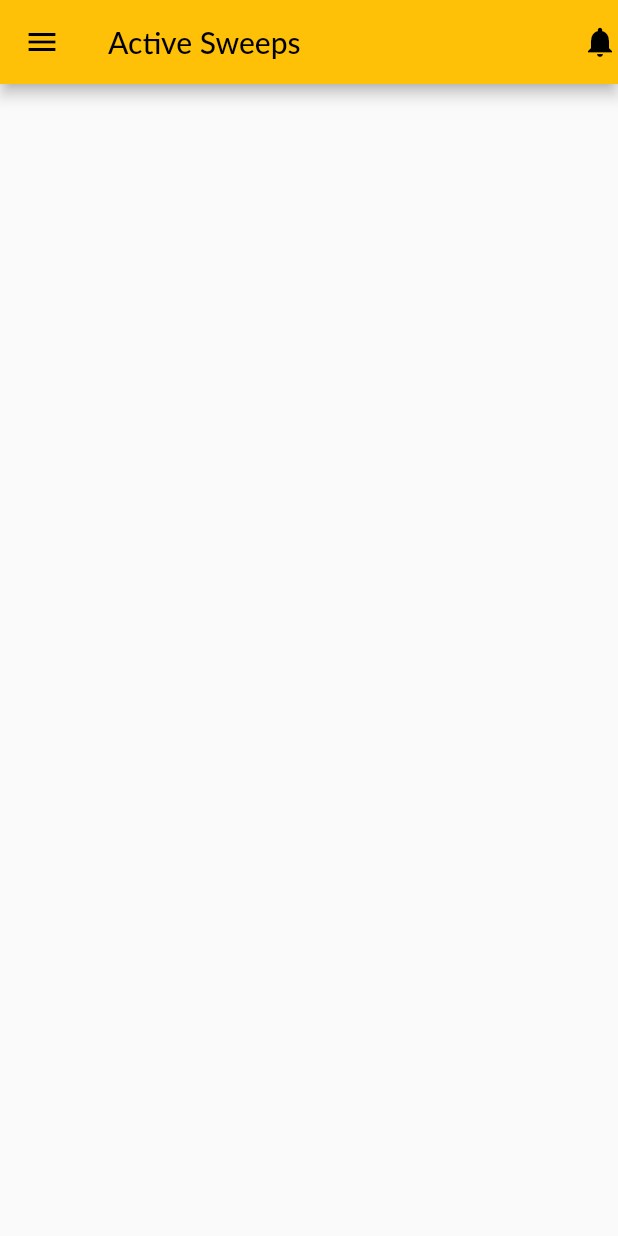
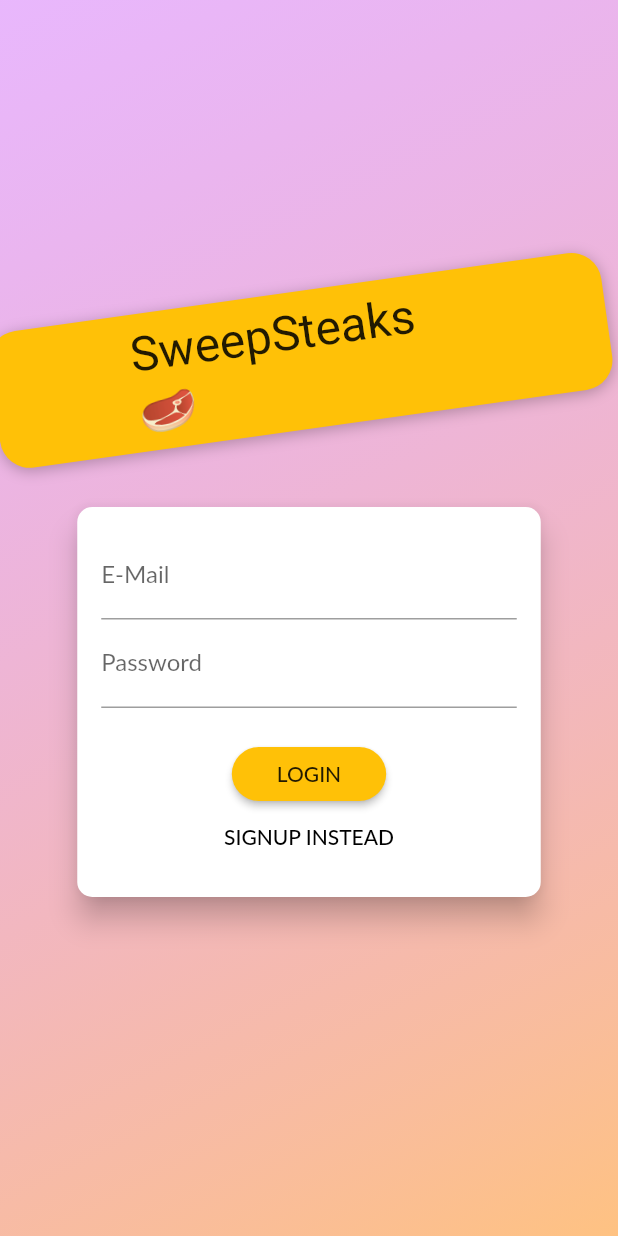
Before and after one commit to tullahnazari/SweepstakesApp, a Flutter app: the screen it shows after launch, on a phone screen of 412 x 824 dp. Run offline on Flutter 3.47's test engine with Material 2 defaults, Android fonts, the phone set to English and light mode, and no system bars; our stand-ins replace animated_text_kit, flushbar; missing offline and left inert: ads, clippy_flutter, firebase_admob; accounts and stored records are empty; Roboto replaces fonts that are missing (Anton, Lato).

Commit message:
Setting up auth screen with UI styles

```diff
--- a/lib/main.dart
+++ b/lib/main.dart
@@ -4,6 +4,7 @@ import 'package:sweepstakes/models/result.dart';
 import 'package:sweepstakes/providers/results.dart';
 import 'package:sweepstakes/providers/sweepstakes.dart';
 import 'package:sweepstakes/screens/adding_sweepstakes.dart';
+import 'package:sweepstakes/screens/auth-screen.dart';
 import 'package:sweepstakes/screens/results_screen.dart';
 import 'package:sweepstakes/screens/sweepstake_management.dart';
 import 'package:sweepstakes/screens/sweepstakes_detail.dart';
@@ -35,8 +36,7 @@ class MyApp extends StatelessWidget {
           accentColor: Colors.white,
           fontFamily: 'Lato',
         ),
-        home: //AdPage(),
-            SweepstakesOverview(),
+        home: AuthScreen(),
         routes: {
           SweepstakesDetail.routeName: (ctx) => SweepstakesDetail(),
           ResultScreen.routeName: (ctx) => ResultScreen(),
--- /dev/null
+++ b/lib/screens/auth-screen.dart
@@ -0,0 +1,224 @@
+import 'dart:math';
+
+import 'package:flutter/material.dart';
+
+enum AuthMode { Signup, Login }
+
+class AuthScreen extends StatelessWidget {
+  static const routeName = '/auth';
+
+  @override
+  Widget build(BuildContext context) {
+    final deviceSize = MediaQuery.of(context).size;
+    // final transformConfig = Matrix4.rotationZ(-8 * pi / 180);
+    // transformConfig.translate(-10.0);
+    return Scaffold(
+      // resizeToAvoidBottomInset: false,
+      body: Stack(
+        children: <Widget>[
+          Container(
+            decoration: BoxDecoration(
+              gradient: LinearGradient(
+                colors: [
+                  Color.fromRGBO(215, 117, 255, 1).withOpacity(0.5),
+                  Color.fromRGBO(255, 188, 117, 1).withOpacity(0.9),
+                ],
+                begin: Alignment.topLeft,
+                end: Alignment.bottomRight,
+                stops: [0, 1],
+              ),
+            ),
+          ),
+          SingleChildScrollView(
+            child: Container(
+              height: deviceSize.height,
+              width: deviceSize.width,
+              child: Column(
+                mainAxisAlignment: MainAxisAlignment.center,
+                crossAxisAlignment: CrossAxisAlignment.center,
+                children: <Widget>[
+                  Flexible(
+                    child: Container(
+                      margin: EdgeInsets.only(bottom: 20.0),
+                      padding:
+                          EdgeInsets.symmetric(vertical: 8.0, horizontal: 94.0),
+                      transform: Matrix4.rotationZ(-8 * pi / 180)
+                        ..translate(-10.0),
+                      // ..translate(-10.0),
+                      decoration: BoxDecoration(
+                        borderRadius: BorderRadius.circular(20),
+                        color: Theme.of(context).primaryColor,
+                        boxShadow: [
+                          BoxShadow(
+                            blurRadius: 8,
+                            color: Colors.black26,
+                            offset: Offset(0, 2),
+                          )
+                        ],
+                      ),
+                      child: Text(
+                        'SweepSteaks 🥩',
+                        style: TextStyle(
+                          color: Theme.of(context).accentTextTheme.title.color,
+                          fontSize: 32,
+                          fontFamily: 'Anton',
+                          fontWeight: FontWeight.normal,
+                        ),
+                      ),
+                    ),
+                  ),
+                  Flexible(
+                    flex: deviceSize.width > 600 ? 2 : 1,
+                    child: AuthCard(),
+                  ),
+                ],
+              ),
+            ),
+          ),
+        ],
+      ),
+    );
+  }
+}
+
+class AuthCard extends StatefulWidget {
+  const AuthCard({
+    Key key,
+  }) : super(key: key);
+
+  @override
+  _AuthCardState createState() => _AuthCardState();
+}
+
+class _AuthCardState extends State<AuthCard> {
+  final GlobalKey<FormState> _formKey = GlobalKey();
+  AuthMode _authMode = AuthMode.Login;
+  Map<String, String> _authData = {
+    'email': '',
+    'password': '',
+  };
+  var _isLoading = false;
+  final _passwordController = TextEditingController();
+
+  void _submit() {
+    if (!_formKey.currentState.validate()) {
+      // Invalid!
+      return;
+    }
+    _formKey.currentState.save();
+    setState(() {
+      _isLoading = true;
+    });
+    if (_authMode == AuthMode.Login) {
+      // Log user in
+    } else {
+      // Sign user up
+    }
+    setState(() {
+      _isLoading = false;
+    });
+  }
+
+  void _switchAuthMode() {
+    if (_authMode == AuthMode.Login) {
+      setState(() {
+        _authMode = AuthMode.Signup;
+      });
+    } else {
+      setState(() {
+        _authMode = AuthMode.Login;
+      });
+    }
+  }
+
+  @override
+  Widget build(BuildContext context) {
+    final deviceSize = MediaQuery.of(context).size;
+    return Card(
+      shape: RoundedRectangleBorder(
+        borderRadius: BorderRadius.circular(10.0),
+      ),
+      elevation: 8.0,
+      child: Container(
+        height: _authMode == AuthMode.Signup ? 320 : 260,
+        constraints:
+            BoxConstraints(minHeight: _authMode == AuthMode.Signup ? 320 : 260),
+        width: deviceSize.width * 0.75,
+        padding: EdgeInsets.all(16.0),
+        child: Form(
+          key: _formKey,
+          child: SingleChildScrollView(
+            child: Column(
+              children: <Widget>[
+                TextFormField(
+                  decoration: InputDecoration(labelText: 'E-Mail'),
+                  keyboardType: TextInputType.emailAddress,
+                  validator: (value) {
+                    if (value.isEmpty || !value.contains('@')) {
+                      return 'Invalid email!';
+                    }
+                  },
+                  onSaved: (value) {
+                    _authData['email'] = value;
+                  },
+                ),
+                TextFormField(
+                  decoration: InputDecoration(labelText: 'Password'),
+                  obscureText: true,
+                  controller: _passwordController,
+                  validator: (value) {
+                    if (value.isEmpty || value.length < 5) {
+                      return 'Password is too short!';
+                    }
+                  },
+                  onSaved: (value) {
+                    _authData['password'] = value;
+                  },
+                ),
+                if (_authMode == AuthMode.Signup)
+                  TextFormField(
+                    enabled: _authMode == AuthMode.Signup,
+                    decoration: InputDecoration(labelText: 'Confirm Password'),
+                    obscureText: true,
+                    validator: _authMode == AuthMode.Signup
+                        ? (value) {
+                            if (value != _passwordController.text) {
+                              return 'Passwords do not match!';
+                            }
+                          }
+                        : null,
+                  ),
+                SizedBox(
+                  height: 20,
+                ),
+                if (_isLoading)
+                  CircularProgressIndicator()
+                else
+                  RaisedButton(
+                    child:
+                        Text(_authMode == AuthMode.Login ? 'LOGIN' : 'SIGN UP'),
+                    onPressed: _submit,
+                    shape: RoundedRectangleBorder(
+                      borderRadius: BorderRadius.circular(30),
+                    ),
+                    padding:
+                        EdgeInsets.symmetric(horizontal: 30.0, vertical: 8.0),
+                    color: Theme.of(context).primaryColor,
+                    textColor: Theme.of(context).primaryTextTheme.button.color,
+                  ),
+                FlatButton(
+                  child: Text(
+                      '${_authMode == AuthMode.Login ? 'SIGNUP' : 'LOGIN'} INSTEAD'),
+                  onPressed: _switchAuthMode,
+                  padding: EdgeInsets.symmetric(horizontal: 30.0, vertical: 4),
+                  materialTapTargetSize: MaterialTapTargetSize.shrinkWrap,
+                  textColor: Colors.black,
+                ),
+              ],
+            ),
+          ),
+        ),
+      ),
+    );
+  }
+}
```
